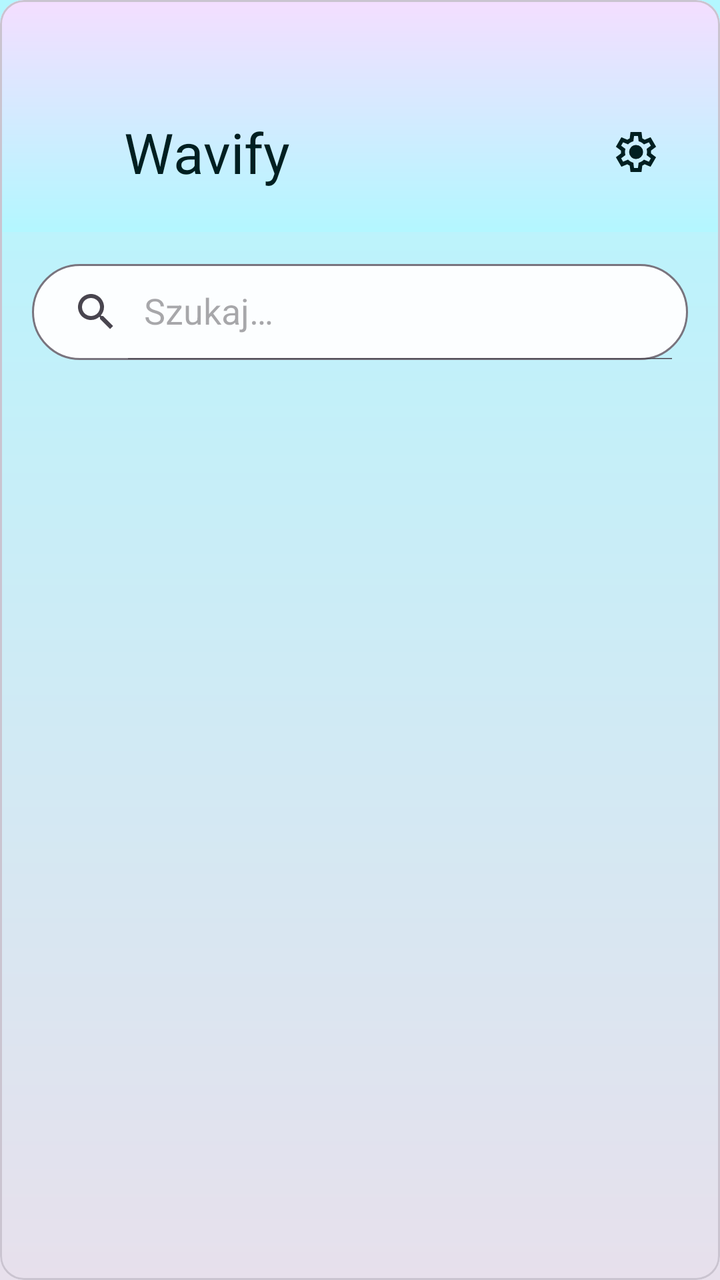
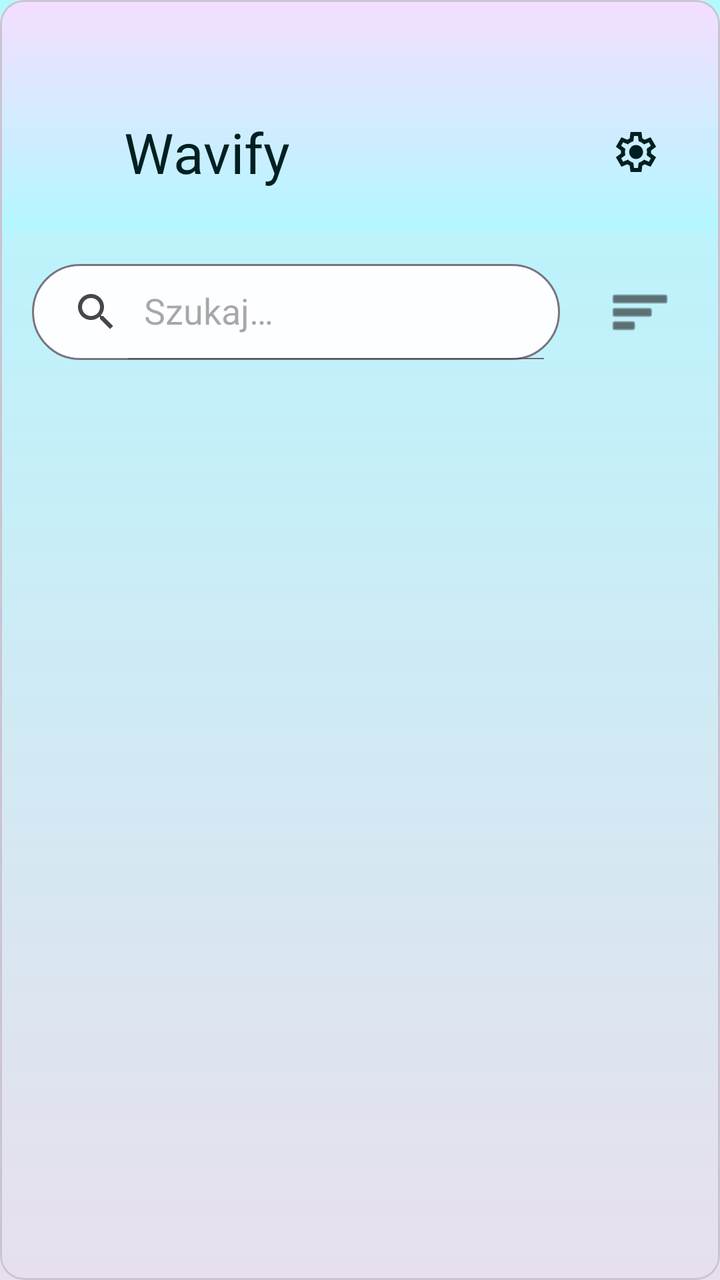

Two renders of the same Android screen: before a commit and after it. Below are the layout's source before the change and the commit's diff.
<!-- AndroidManifest.xml: application theme Theme.Wavify -->
<!-- res/layout/activity_main.xml -->
<?xml version="1.0" encoding="utf-8"?>
<androidx.coordinatorlayout.widget.CoordinatorLayout
    xmlns:android="http://schemas.android.com/apk/res/android"
    xmlns:app="http://schemas.android.com/apk/res-auto"
    android:layout_width="match_parent"
    android:layout_height="match_parent"
    android:background="@drawable/gradient_background">

    <com.google.android.material.card.MaterialCardView
        android:layout_width="match_parent"
        android:layout_height="match_parent"
        app:cardBackgroundColor="@android:color/transparent">

        <LinearLayout
            android:layout_width="match_parent"
            android:layout_height="match_parent"
            android:orientation="vertical">

            <include layout="@layout/component_header"/>

            <androidx.appcompat.widget.SearchView
                android:id="@+id/searchView"
                android:layout_width="match_parent"
                android:layout_height="wrap_content"
                android:layout_margin="16dp"
                android:background="@drawable/rounded_background"
                app:iconifiedByDefault="false"
                app:queryHint="@string/search" />

            <com.google.android.material.tabs.TabLayout
                android:id="@+id/tabLayout"
                android:layout_width="match_parent"
                android:layout_height="wrap_content"
                style="@style/Widget.MaterialComponents.TabLayout.Colored"
                android:background="@android:color/transparent"
                app:tabTextColor="?attr/colorOnSurface"
                app:tabIndicatorColor="?attr/colorOnSurface"/>

            <androidx.viewpager2.widget.ViewPager2
                android:id="@+id/viewPager"
                android:layout_width="match_parent"
                android:layout_height="0dp"
                android:layout_weight="1"/>

            <include
                android:id="@+id/bottomPlayer"
                layout="@layout/component_bottom_player"
                android:visibility="gone"/>

        </LinearLayout>

        <LinearLayout
            android:id="@+id/emptyState"
            android:layout_width="match_parent"
            android:layout_height="match_parent"
            android:orientation="vertical"
            android:gravity="center"
            android:visibility="gone"
            >
            <TextView
                android:layout_width="wrap_content"
                android:layout_height="wrap_content"
                android:text="@string/no_files_big"
                android:textSize="16sp"
                android:layout_marginTop="16dp"/>

            <TextView
                android:layout_width="wrap_content"
                android:layout_height="wrap_content"
                android:text="@string/no_files_desc"
                android:textSize="14sp"
                android:layout_marginTop="8dp"/>
        </LinearLayout>
    </com.google.android.material.card.MaterialCardView>

</androidx.coordinatorlayout.widget.CoordinatorLayout>
<!-- res/layout/component_header.xml (included above) -->
<?xml version="1.0" encoding="utf-8"?>
<LinearLayout
    xmlns:android="http://schemas.android.com/apk/res/android"
    xmlns:app="http://schemas.android.com/apk/res-auto"
    android:layout_width="match_parent"
    android:layout_height="wrap_content"
    android:orientation="horizontal"
    android:paddingTop="48dp"
    android:paddingBottom="12dp"
    android:background="@drawable/gradient_header"
    android:paddingHorizontal="10dp"
    android:gravity="center_vertical">

    
    <ImageView
        android:layout_width="40dp"
        android:layout_height="40dp"
        android:contentDescription="@string/app_logo"
        android:scaleType="centerCrop"
        android:src="@mipmap/ic_launcher"
        android:layout_marginEnd="12dp"/>

    
    <TextView
        android:layout_width="0dp"
        android:layout_height="wrap_content"
        android:text="@string/app_name"
        android:textAppearance="@style/TextAppearance.Material3.HeadlineMedium"
        android:textColor="?attr/colorOnPrimaryContainer"
        android:layout_weight="1"/>

    
    <com.google.android.material.button.MaterialButton
        android:id="@+id/settingsButton"
        style="@style/Widget.Material3.Button.Icon"
        android:layout_width="64dp"
        android:layout_height="56dp"
        android:contentDescription="@string/settings_button"
        android:backgroundTint="@android:color/transparent"
        app:elevation="8dp"
        app:icon="@drawable/ic_settings_32"
        app:iconSize="24dp"
        app:iconGravity="textEnd"
        app:iconTint="?attr/colorOnPrimaryContainer"
        android:layout_gravity="end"/>
</LinearLayout>
<!-- res/layout/component_bottom_player.xml (included above) -->
<?xml version="1.0" encoding="utf-8"?>
<LinearLayout
    xmlns:android="http://schemas.android.com/apk/res/android"
    xmlns:app="http://schemas.android.com/apk/res-auto"
    android:id="@+id/bottom_player"
    android:layout_width="match_parent"
    android:layout_height="80dp"
    android:padding="12dp"
    android:paddingBottom="24dp"
    android:orientation="horizontal"
    android:background="@drawable/gradient_header"
    app:layout_behavior="com.google.android.material.bottomsheet.BottomSheetBehavior">

    <ImageView
        android:id="@+id/albumArtBottom"
        android:layout_width="48dp"
        android:layout_height="48dp"
        android:layout_gravity="center"
        android:contentDescription="@string/album_art"
        android:scaleType="centerCrop"
        android:src="@drawable/default_album_art"
        android:layout_marginBottom="8dp"/>

    <LinearLayout
        android:layout_width="270dp"
        android:layout_height="match_parent"
        android:orientation="vertical"
        android:layout_marginStart="12dp"
        android:layout_gravity="center_vertical"
        android:padding="4dp">

        <TextView
            android:id="@+id/songTitleBottom"
            android:layout_width="match_parent"
            android:layout_height="wrap_content"
            android:text="@string/song_title"
            android:textAppearance="@style/TextAppearance.Material3.BodyMedium.Emphasized"
            android:textColor="?attr/colorOnSurface"
            android:ellipsize="marquee"
            android:singleLine="true"/>

        <TextView
            android:id="@+id/songArtistText"
            android:layout_width="match_parent"
            android:layout_height="wrap_content"
            android:text="@string/song_artist"
            android:textAppearance="@style/TextAppearance.Material3.BodySmall"
            android:textColor="?attr/colorOnSurfaceVariant"
            android:maxLines="1" />

    </LinearLayout>

    <com.google.android.material.button.MaterialButton
        android:id="@+id/playPauseButton"
        style="@style/Widget.Material3.Button.Icon"
        android:layout_width="32dp"
        android:layout_height="32dp"
        android:contentDescription="@string/play_pause_button"
        android:background="@drawable/custom_ripple"
        app:iconTint="?attr/colorOnPrimaryContainer"
        app:iconGravity="textEnd"
        android:layout_gravity="center_vertical"
        android:layout_marginStart="24dp"
        android:layout_marginBottom="8dp"
        app:icon="@drawable/ic_pause_32"
        app:iconSize="32dp"
        app:cornerRadius="32dp"/>
</LinearLayout>
<!-- resources referenced by this layout -->
<resources>
  <!-- drawable custom_ripple (drawable) -->
  <?xml version="1.0" encoding="utf-8"?>
  <ripple xmlns:android="http://schemas.android.com/apk/res/android"
      android:color="?attr/colorOnPrimary">
      <item android:id="@android:id/mask">
          <shape android:shape="rectangle">
              <solid android:color="#FFFFFF"/>
              <corners android:radius="40dp"/>
          </shape>
      </item>
  </ripple>
  <!-- drawable gradient_background (drawable) -->
  <?xml version="1.0" encoding="utf-8"?>
  <shape xmlns:android="http://schemas.android.com/apk/res/android"
      android:shape="rectangle">
      <gradient
          android:type="linear"
          android:angle="90"
          android:startColor="?attr/colorSurfaceVariant"
          android:endColor="?attr/colorPrimaryContainer"/>
  </shape>
  <!-- drawable gradient_header (drawable) -->
  <?xml version="1.0" encoding="utf-8"?>
  <shape xmlns:android="http://schemas.android.com/apk/res/android"
      android:shape="rectangle">
      <gradient
          android:type="linear"
          android:angle="90"
          android:startColor="?attr/colorPrimaryContainer"
          android:endColor="?attr/colorSecondaryContainer"/>
  </shape>
  <!-- drawable ic_pause_32 (drawable) -->
  <vector xmlns:android="http://schemas.android.com/apk/res/android" android:height="32dp" android:tint="#000000" android:viewportHeight="960" android:viewportWidth="960" android:width="32dp">
        
      <path android:fillColor="@android:color/white" android:pathData="M520,760L520,200L760,200L760,760L520,760ZM200,760L200,200L440,200L440,760L200,760ZM600,680L680,680L680,280L600,280L600,680ZM280,680L360,680L360,280L280,280L280,680ZM280,280L280,280L280,680L280,680L280,280ZM600,280L600,280L600,680L600,680L600,280Z"/>
      
  </vector>
  <!-- drawable rounded_background (drawable) -->
  <?xml version="1.0" encoding="utf-8"?>
  <shape xmlns:android="http://schemas.android.com/apk/res/android"
      android:shape="rectangle">
      <solid android:color="?attr/colorSurface" />
      <corners android:radius="24dp" />
      <stroke
          android:width="1dp"
          android:color="?attr/colorOutline" />
  </shape>
  <!-- mipmap ic_launcher (mipmap-anydpi) -->
  <?xml version="1.0" encoding="utf-8"?>
  <adaptive-icon xmlns:android="http://schemas.android.com/apk/res/android">
      <background android:drawable="@drawable/ic_launcher_background" />
      <foreground android:drawable="@drawable/ic_launcher_foreground" />
      <monochrome android:drawable="@drawable/ic_launcher_foreground" />
  </adaptive-icon>
  <string name="album_art">Okładka albumu</string>
  <string name="app_logo">Logo</string>
  <string name="app_name" translatable="false">Wavify</string>
  <string name="no_files_big">Pliki audio nie znalezione</string>
  <string name="no_files_desc">Dodaj utwory na swoje urządzenie lub zezwól na uprawnienia</string>
  <string name="play_pause_button">Graj lub pauzuj</string>
  <string name="search">Szukaj…</string>
  <string name="settings_button">Ustawienia</string>
  <string name="song_artist">Artysta</string>
  <string name="song_title">Tytuł utworu</string>
  <style name="Theme.Wavify" parent="Base.Theme.Wavify" />
  <color name="light_primary">#00686F</color>
  <color name="light_onPrimary">#FFFFFF</color>
  <color name="light_primaryContainer">#B3F7FF</color>
  <color name="light_onPrimaryContainer">#001F21</color>
  <color name="light_secondary">#A855F7</color>
  <color name="light_onSecondary">#FFFFFF</color>
  <color name="light_secondaryContainer">#F4DEFF</color>
  <color name="light_onSecondaryContainer">#2B0031</color>
  <color name="light_background">#FCFEFF</color>
  <color name="light_onBackground">#191A1A</color>
  <color name="light_surface">#FCFEFF</color>
  <color name="light_onSurface">#191A1A</color>
  <!-- unchanged entries left out for length: 5 -->
</resources>

<!-- the commit's change to res/layout/activity_main.xml (unified diff, before → after) -->
@@ -18,14 +18,32 @@
 
             <include layout="@layout/component_header"/>
 
-            <androidx.appcompat.widget.SearchView
-                android:id="@+id/searchView"
+            <LinearLayout
                 android:layout_width="match_parent"
                 android:layout_height="wrap_content"
-                android:layout_margin="16dp"
-                android:background="@drawable/rounded_background"
-                app:iconifiedByDefault="false"
-                app:queryHint="@string/search" />
+                android:orientation="horizontal"
+                android:gravity="center_vertical"
+                android:paddingEnd="16dp">
+                
+                <androidx.appcompat.widget.SearchView
+                    android:id="@+id/searchView"
+                    android:layout_width="0dp"
+                    android:layout_height="wrap_content"
+                    android:layout_weight="1"
+                    android:layout_margin="16dp"
+                    android:background="@drawable/rounded_background"
+                    app:iconifiedByDefault="false"
+                    app:queryHint="@string/search" />
+                    
+                 <ImageButton
+                    android:id="@+id/sortButton"
+                    android:layout_width="48dp"
+                    android:layout_height="48dp"
+                    android:src="@android:drawable/ic_menu_sort_by_size"
+                    android:background="?attr/selectableItemBackgroundBorderless"
+                    app:tint="?attr/colorOnSurface"
+                    android:contentDescription="@string/sort" />
+            </LinearLayout>
 
             <com.google.android.material.tabs.TabLayout
                 android:id="@+id/tabLayout"
<!-- resource entries referenced after the edit -->
@@ -64,6 +64,7 @@
   <string name="settings_button">Ustawienia</string>
   <string name="song_artist">Artysta</string>
   <string name="song_title">Tytuł utworu</string>
+  <string name="sort">Sortuj</string>
   <style name="Theme.Wavify" parent="Base.Theme.Wavify" />
   <color name="light_primary">#00686F</color>
   <color name="light_onPrimary">#FFFFFF</color>
